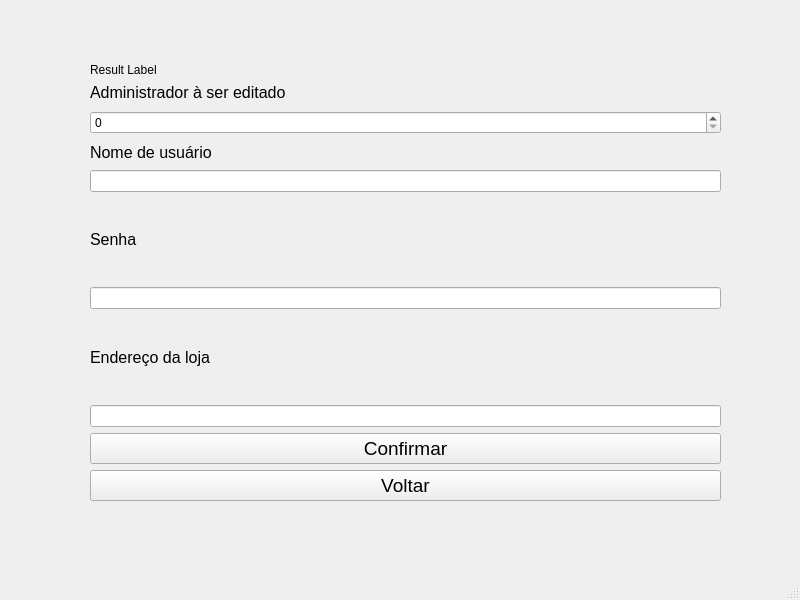
This is qt6/src/editadm.ui in lamarckf/cuidesys as Qt 5 draws it before an edit. The edited form follows.
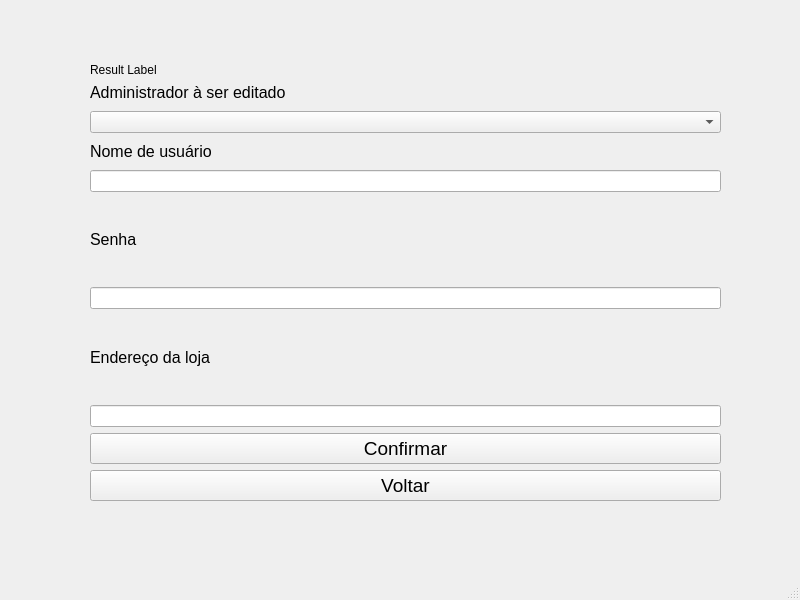
This is the edited form.

```diff
--- a/qt6/src/editadm.ui
+++ b/qt6/src/editadm.ui
@@ -54,7 +54,7 @@
           </widget>
          </item>
          <item>
-          <widget class="QSpinBox" name="spinBox"/>
+          <widget class="QComboBox" name="admComboBox"/>
          </item>
          <item>
           <widget class="QLabel" name="label">
```
